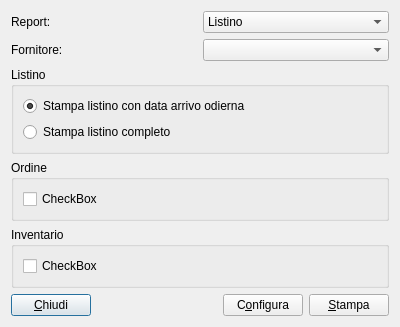
Old version of the form moduleReport/reportdlg.ui in the repository kvsd/Gestionale.
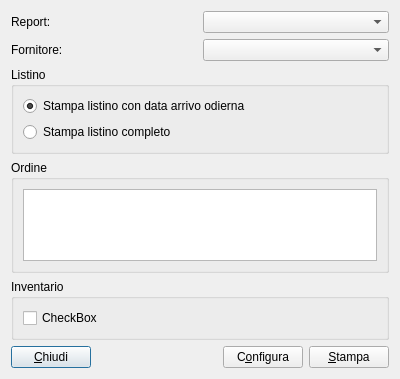
New version of the form.

Commit message: Modificata interfaccia ReportDlg

What changed in the file:
```diff
--- a/moduleReport/reportdlg.ui
+++ b/moduleReport/reportdlg.ui
@@ -7,7 +7,7 @@
     <x>0</x>
     <y>0</y>
     <width>400</width>
-    <height>324</height>
+    <height>379</height>
    </rect>
   </property>
   <property name="windowTitle">
@@ -24,23 +24,7 @@
       </widget>
      </item>
      <item>
-      <widget class="QComboBox" name="reportComboBox">
-       <item>
-        <property name="text">
-         <string>Listino</string>
-        </property>
-       </item>
-       <item>
-        <property name="text">
-         <string>Ordine</string>
-        </property>
-       </item>
-       <item>
-        <property name="text">
-         <string>Inventario</string>
-        </property>
-       </item>
-      </widget>
+      <widget class="QComboBox" name="reportComboBox"/>
      </item>
     </layout>
    </item>
@@ -91,11 +75,7 @@
      </property>
      <layout class="QVBoxLayout" name="verticalLayout_3">
       <item>
-       <widget class="QCheckBox" name="checkBox">
-        <property name="text">
-         <string>CheckBox</string>
-        </property>
-       </widget>
+       <widget class="QTableView" name="orderView"/>
       </item>
      </layout>
     </widget>
```
Left out of the diff: 29 changed lines with no effect on the pictures.
